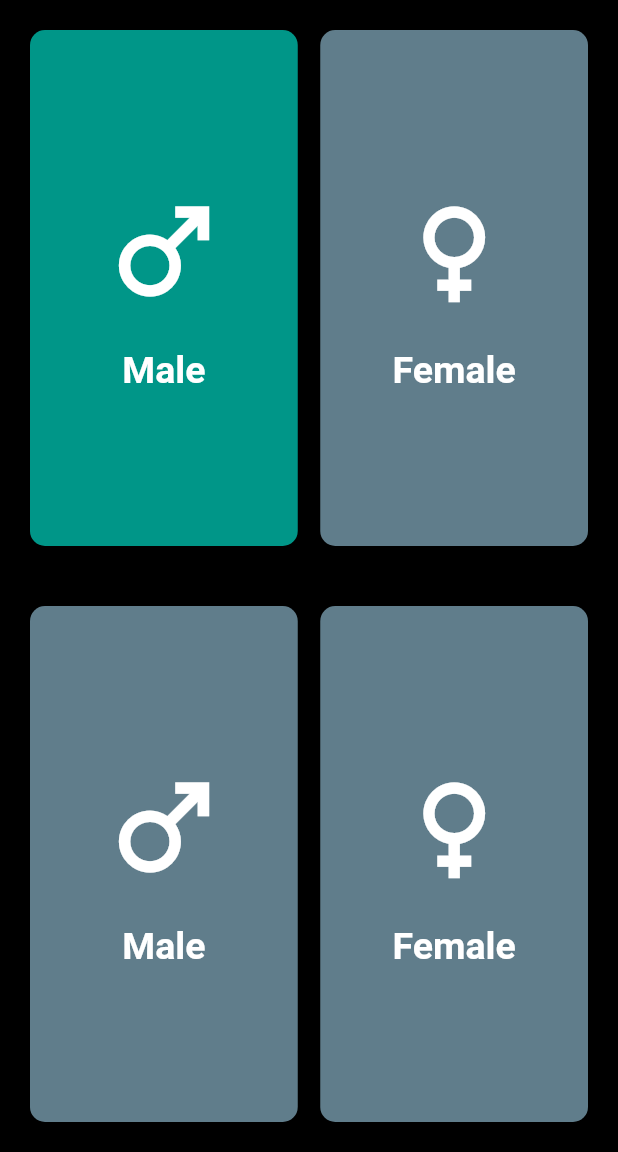
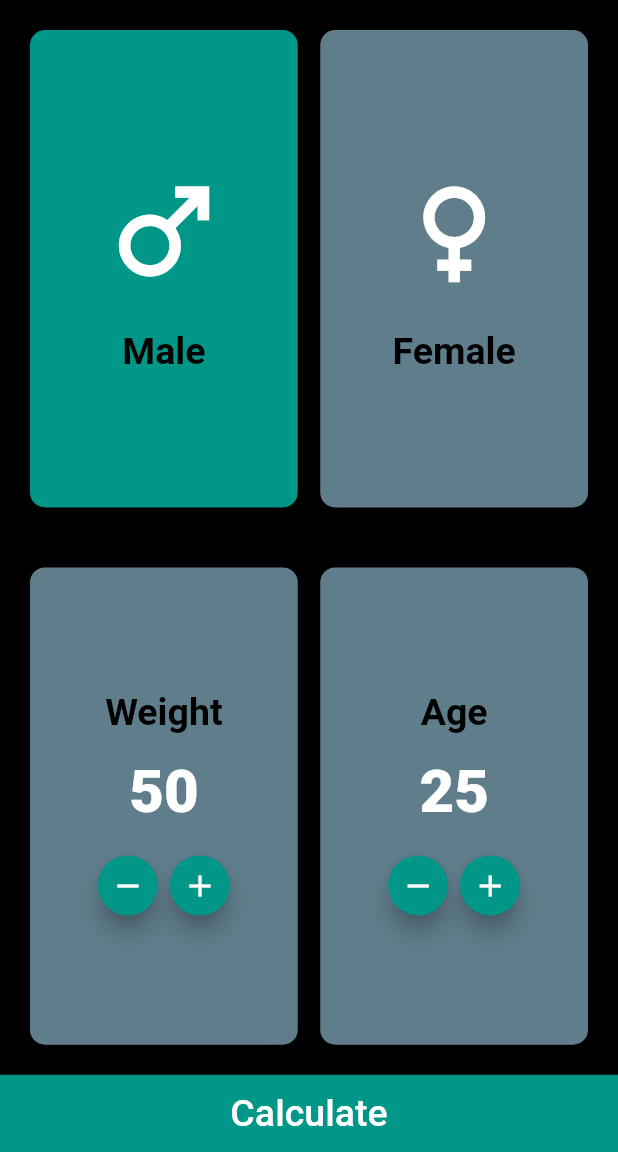
Before and after one commit to AhmadAlDweik/bmi_app, a Flutter app: the screen it shows after launch, on a phone screen of 412 x 824 dp, the part 84-1236 px from its top. Run offline on Flutter 3.47's test engine with Material 2 defaults, Android fonts, the phone set to English and light mode, and no system bars.

Commit message:
5-11-2022

```diff
--- a/lib/home_screen.dart
+++ b/lib/home_screen.dart
@@ -1,4 +1,6 @@
+import 'package:bmi/result_screen.dart';
 import 'package:flutter/material.dart';
+import 'package:flutter/widgets.dart';
 
 class MyHomePage extends StatefulWidget {
   const MyHomePage({Key? key, a}) : super(key: key);
@@ -29,11 +31,11 @@ class _MyHomePageState extends State<MyHomePage> {
                   padding: const EdgeInsets.all(20),
                   child: Row(
                     children: [
-                      GenderCart(context, 'male'),
+                      genderCart(context, 'male'),
                       const SizedBox(
                         width: 15,
                       ),
-                      GenderCart(context, 'female'),
+                      genderCart(context, 'female'),
                     ],
                   ),
                 ),
@@ -43,21 +45,42 @@ class _MyHomePageState extends State<MyHomePage> {
                   padding: const EdgeInsets.all(20),
                   child: Row(
                     children: [
-                      ageWeightCart(context, 'male'),
+                      ageWeightCart(context, 'weight'),
                       const SizedBox(
                         width: 15,
                       ),
-                      ageWeightCart(context, 'female'),
+                      ageWeightCart(context, 'age'),
                     ],
                   ),
                 ),
               ),
+              Container(
+                height: MediaQuery.of(context).size.height / 16,
+                color: Colors.teal,
+                width: double.infinity,
+                child: TextButton(
+                  onPressed: () {
+                    Navigator.push(context,
+                        MaterialPageRoute(builder: (context) {
+                      Result(
+                        age: age,
+                        result: 23.4  ,
+                        isMale: isMale,
+                      );
+                    }));
+                  },
+                  child: const Text(
+                    "Calculate",
+                    style: TextStyle(fontSize: 25, color: Colors.white),
+                  ),
+                ),
+              )
             ],
           ),
         ));
   }
 
-  Expanded GenderCart(BuildContext context, String type) {
+  Expanded genderCart(BuildContext context, String type) {
     return Expanded(
       child: GestureDetector(
         onTap: () {
@@ -72,7 +95,10 @@ class _MyHomePageState extends State<MyHomePage> {
                   : Colors.blueGrey,
               borderRadius: BorderRadius.circular(10)),
           child: Column(mainAxisAlignment: MainAxisAlignment.center, children: [
-            Icon(type == 'male' ? Icons.male : Icons.female),
+            Icon(
+              type == 'male' ? Icons.male : Icons.female,
+              size: 90,
+            ),
             const SizedBox(
               height: 20,
             ),
@@ -94,14 +120,45 @@ class _MyHomePageState extends State<MyHomePage> {
         child: Column(
           mainAxisAlignment: MainAxisAlignment.center,
           children: [
-            Icon(type == 'male' ? Icons.male : Icons.female),
+            Text(
+              type == 'age' ? 'Age' : "Weight",
+              style: Theme.of(context).textTheme.headline2,
+            ),
             const SizedBox(
-              height: 20,
+              height: 15,
             ),
             Text(
-              type == 'male' ? 'Male' : "Female",
-              style: Theme.of(context).textTheme.headline2,
-            )
+              type == 'age' ? '$age' : "$weight",
+              style: Theme.of(context).textTheme.headline1,
+            ),
+            const SizedBox(
+              height: 15,
+            ),
+            Row(
+              mainAxisAlignment: MainAxisAlignment.center,
+              children: [
+                FloatingActionButton(
+                  heroTag: type == 'age' ? 'age--' : "Weight--",
+                  onPressed: () {
+                    setState(() {
+                      type == 'age' ? age-- : weight--;
+                    });
+                  },
+                  child: const Icon(Icons.remove),
+                  mini: true,
+                ),
+                FloatingActionButton(
+                  heroTag: type == 'age' ? 'age++' : 'Weight++',
+                  onPressed: () {
+                    setState(() {
+                      type == 'age' ? age++ : weight++;
+                    });
+                  },
+                  child: const Icon(Icons.add),
+                  mini: true,
+                ),
+              ],
+            ),
           ],
         ),
       ),
--- a/lib/main.dart
+++ b/lib/main.dart
@@ -14,12 +14,17 @@ class MyApp extends StatelessWidget {
       theme: ThemeData(
         primarySwatch: Colors.teal,
         canvasColor: Colors.black,
-        iconTheme: const IconThemeData(color: Colors.white,size: 90),
+        iconTheme: const IconThemeData(color: Colors.white),
         textTheme: const TextTheme(
           headline2: TextStyle(
             fontSize: 25,
+            color: Colors.black,
+            fontWeight: FontWeight.bold,
+          ),
+          headline1: TextStyle(
+            fontSize: 40,
             color: Colors.white,
-            fontWeight: FontWeight.bold,
+            fontWeight: FontWeight.w800,
           ),
         ),
       ),
```
